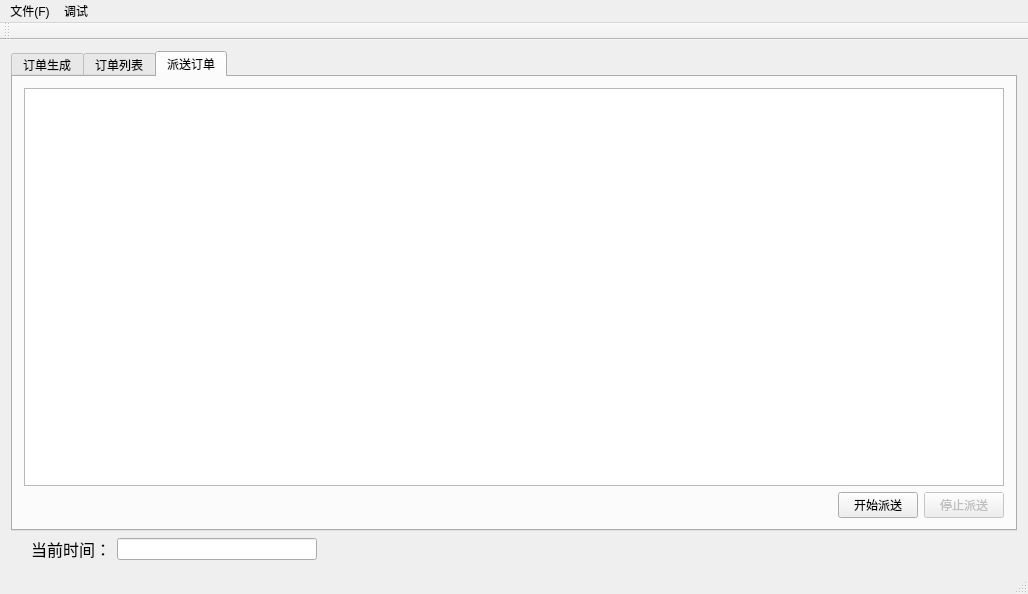
Above: Takeaway Delivery System/src/MainWindow.ui from HiZQP/Takeaway-Delivery-System before the change. Below: the same form after it.
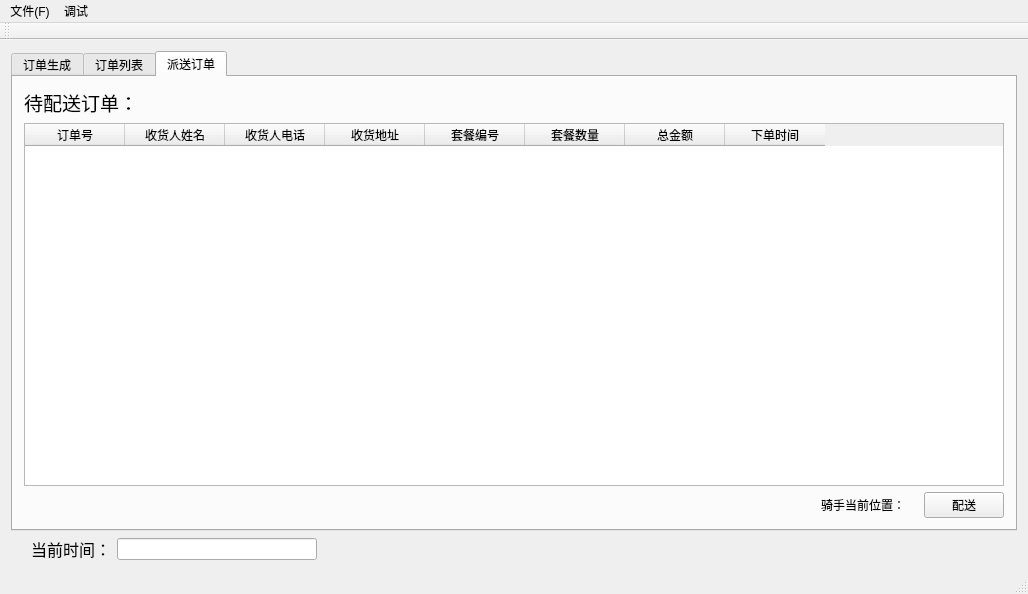
That is the form after the change.

```diff
--- a/Takeaway Delivery System/src/MainWindow.ui
+++ b/Takeaway Delivery System/src/MainWindow.ui
@@ -290,7 +290,55 @@
           <item>
            <layout class="QVBoxLayout" name="verticalLayout_3">
             <item>
-             <widget class="QTableWidget" name="tableWidget"/>
+             <widget class="QLabel" name="label_4">
+              <property name="text">
+               <string>&lt;html&gt;&lt;head/&gt;&lt;body&gt;&lt;p&gt;&lt;span style=&quot; font-size:14pt;&quot;&gt;待配送订单：&lt;/span&gt;&lt;/p&gt;&lt;/body&gt;&lt;/html&gt;</string>
+              </property>
+             </widget>
+            </item>
+            <item>
+             <widget class="QTableWidget" name="waitingOrderTable">
+              <column>
+               <property name="text">
+                <string>订单号</string>
+               </property>
+              </column>
+              <column>
+               <property name="text">
+                <string>收货人姓名</string>
+               </property>
+              </column>
+              <column>
+               <property name="text">
+                <string>收货人电话</string>
+               </property>
+              </column>
+              <column>
+               <property name="text">
+                <string>收货地址</string>
+               </property>
+              </column>
+              <column>
+               <property name="text">
+                <string>套餐编号</string>
+               </property>
+              </column>
+              <column>
+               <property name="text">
+                <string>套餐数量</string>
+               </property>
+              </column>
+              <column>
+               <property name="text">
+                <string>总金额</string>
+               </property>
+              </column>
+              <column>
+               <property name="text">
+                <string>下单时间</string>
+               </property>
+              </column>
+             </widget>
             </item>
             <item>
              <layout class="QHBoxLayout" name="horizontalLayout_7">
@@ -308,19 +356,23 @@
                </spacer>
               </item>
               <item>
-               <widget class="QPushButton" name="pushButton_7">
+               <widget class="QLabel" name="label_3">
                 <property name="text">
-                 <string>开始派送</string>
+                 <string>骑手当前位置：</string>
                 </property>
                </widget>
               </item>
               <item>
-               <widget class="QPushButton" name="pushButton_6">
-                <property name="enabled">
-                 <bool>false</bool>
+               <widget class="QLabel" name="stratPointLabel">
+                <property name="text">
+                 <string/>
                 </property>
+               </widget>
+              </item>
+              <item>
+               <widget class="QPushButton" name="deliverButton">
                 <property name="text">
-                 <string>停止派送</string>
+                 <string>配送</string>
                 </property>
                </widget>
               </item>
```
Left out of the diff: 12 changed lines with no effect on the pictures.
